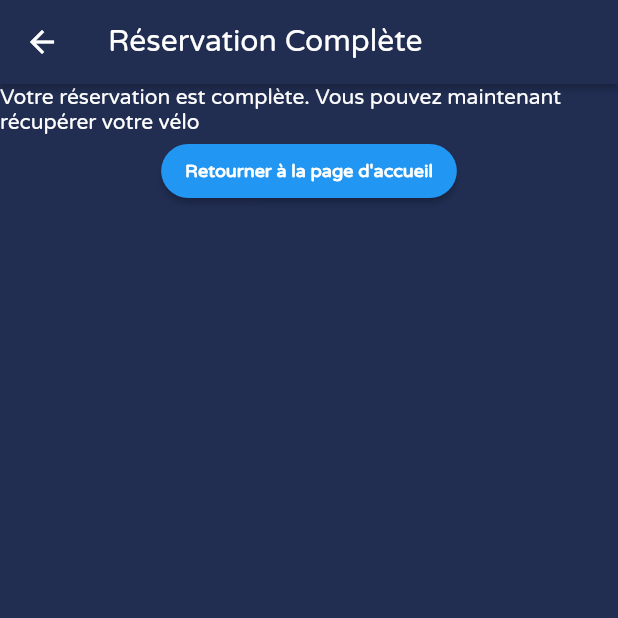
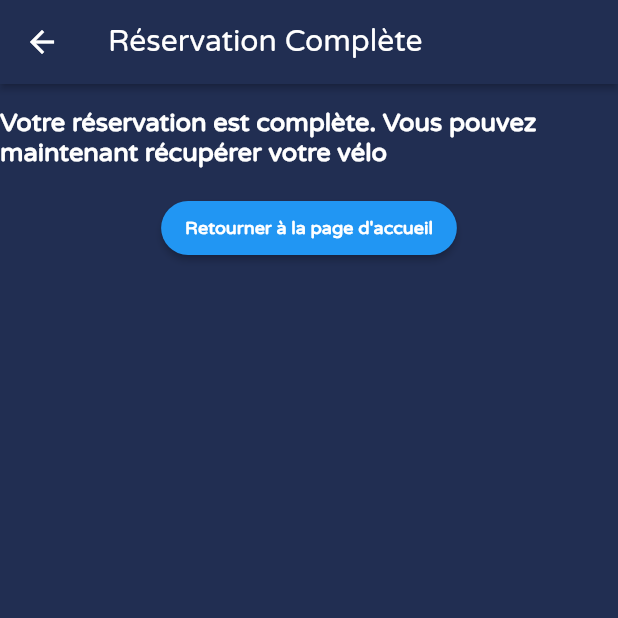
Before and after one commit to nizarsbai/BikeApp, a Flutter app: the ConfirmationScreen screen opened directly, on a phone screen of 412 x 824 dp, the top half of it. Run offline on Flutter 3.47's test engine with Material 2 defaults, Android fonts, the phone set to English and light mode, and no system bars; our stand-ins replace cloud_firestore, connectivity_plus, email_validator, firebase_auth, firebase_core, firebase_storage and 10 more; missing offline and left inert: flutter_facebook_auth, flutter_polyline_points; accounts and stored records are empty.

Commit message:
design modifications

```diff
--- a/lib/screens/reservation/confirmation_screen.dart
+++ b/lib/screens/reservation/confirmation_screen.dart
@@ -11,11 +11,16 @@ class ConfirmationScreen extends StatelessWidget {
   Widget build(BuildContext context) {
     return Scaffold(
       appBar: app_bar(context, "Réservation Complète"),
+
       body: Center(
+
         child: Column(
+
           children: [
+            SizedBox(height: 15),
             const Text(
-                "Votre réservation est complète. Vous pouvez maintenant récupérer votre vélo"),
+                "Votre réservation est complète. Vous pouvez maintenant récupérer votre vélo", style: TextStyle(fontSize: 17, fontWeight: FontWeight.bold),),
+                const Text("  "),
             ElevatedButton(
                 style: ElevatedButton.styleFrom(
                   shape: RoundedRectangleBorder(
```
